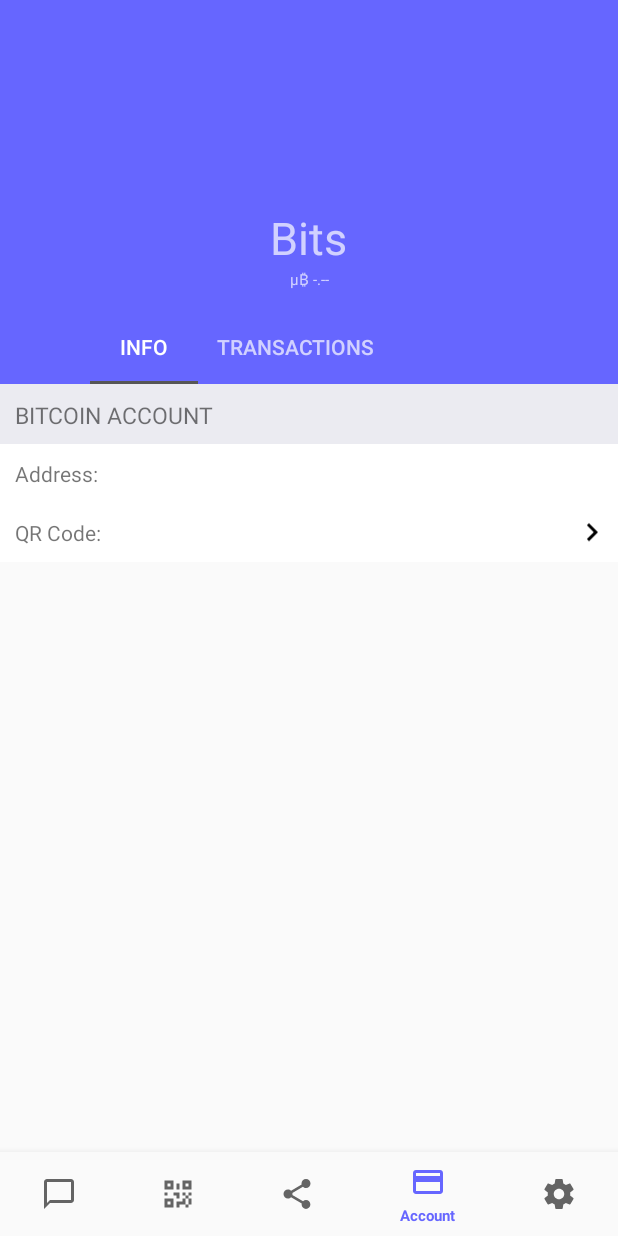
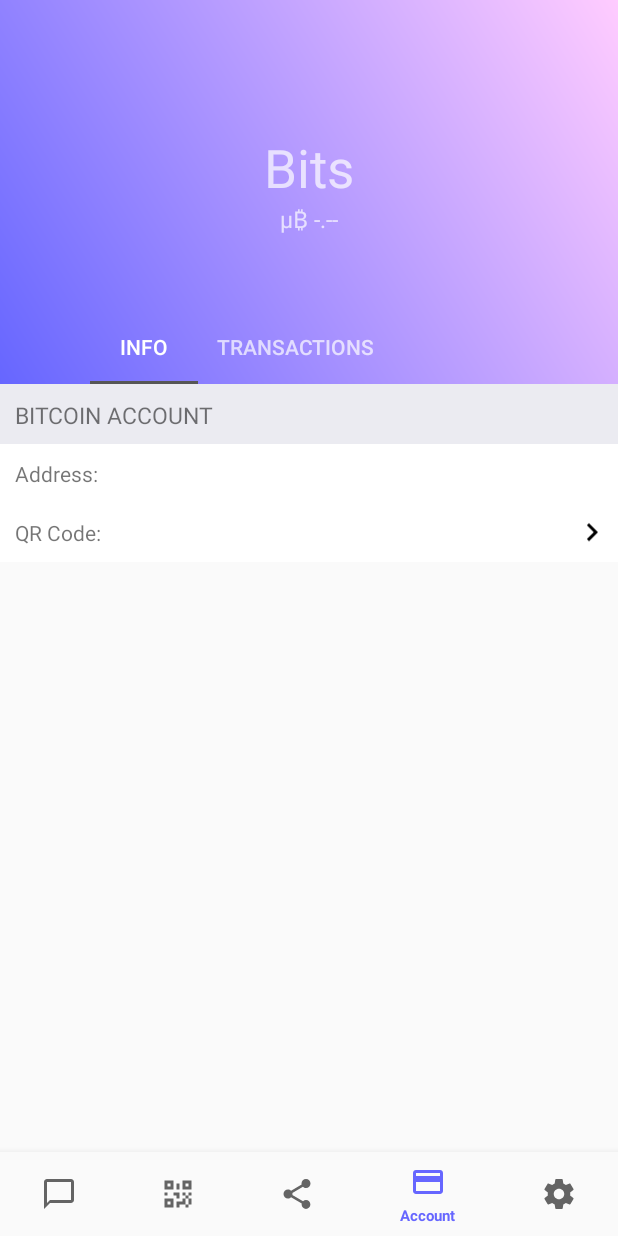
Before and after one commit to thepaypro/payproappAndroid, an Android app: the AccountFragment screen opened directly, with no data from a screen before it, on a phone screen of 412 x 824 dp. Run offline under Robolectric (Android 15) with nearby library versions, the phone set to English and light mode, and no system bars; our stand-ins replace Room's generated code; 2 statements that could not run were skipped.

Commit message:
gradient

```diff
--- a/app/src/main/AndroidManifest.xml
+++ b/app/src/main/AndroidManifest.xml
@@ -46,11 +46,6 @@
             android:name=".TabActivity"
             android:theme="@style/AppTheme.NoActionBar">
         </activity>
-        <activity
-            android:name=".ShowQRActivity"
-            android:parentActivityName=".TabActivity">
-        </activity>
-
     </application>
 
 </manifest>
--- a/app/src/main/java/app/paypro/payproapp/AccountInfoFragment.java
+++ b/app/src/main/java/app/paypro/payproapp/AccountInfoFragment.java
@@ -60,9 +60,6 @@
                 qrCodeFragment.setArguments(arguments);
 
                 getActivity().getSupportFragmentManager().beginTransaction().replace(R.id.frame_layout, qrCodeFragment).commit();
-
-
-
             }
 
         });
--- /dev/null
+++ b/app/src/main/res/drawable/gradient.xml
@@ -0,0 +1,9 @@
+<?xml version="1.0" encoding="utf-8"?>
+<shape xmlns:android="http://schemas.android.com/apk/res/android"
+    android:shape="rectangle">
+    <gradient
+        android:angle="45"
+        android:startColor="@color/pp_light_purple"
+        android:endColor="@color/pp_pink"
+        android:type="linear"/>
+</shape>
--- a/app/src/main/res/layout/account_info_tab.xml
+++ b/app/src/main/res/layout/account_info_tab.xml
@@ -1,4 +1,8 @@
 <?xml version="1.0" encoding="utf-8"?>
+<ScrollView xmlns:android="http://schemas.android.com/apk/res/android"
+    android:id="@+id/scroll"
+    android:layout_width="match_parent"
+    android:layout_height="match_parent">
 <LinearLayout
     xmlns:android="http://schemas.android.com/apk/res/android"
     xmlns:app="http://schemas.android.com/apk/res-auto"
@@ -55,7 +59,8 @@
             android:layout_height="wrap_content"
             android:background="@android:color/white"
             android:orientation="horizontal"
-            android:clickable="true">
+            android:clickable="true"
+            android:focusable="true">
 
 
             <TextView
@@ -85,3 +90,4 @@
     </LinearLayout>
 
 </LinearLayout>
+</ScrollView>
--- a/app/src/main/res/layout/account_tab.xml
+++ b/app/src/main/res/layout/account_tab.xml
@@ -11,46 +11,54 @@
 <android.support.design.widget.AppBarLayout
     android:id="@+id/appbar"
     android:layout_width="match_parent"
-    android:layout_height="256dp"
+    android:layout_height="wrap_content"
+    android:background="?attr/colorPrimary"
+    android:fitsSystemWindows="true"
     android:theme="@style/ThemeOverlay.AppCompat.Dark.ActionBar">
 
     <android.support.design.widget.CollapsingToolbarLayout
         android:id="@+id/collapsing_toolbar"
         android:layout_width="match_parent"
+        android:layout_height="256dp"
+        android:fitsSystemWindows="true"
+        app:contentScrim="?attr/colorPrimary"
+        app:layout_scrollFlags="scroll|exitUntilCollapsed|snap"
+        app:titleEnabled="false">
+
+        <ImageView
+            android:id="@+id/htab_header"
+            android:layout_width="match_parent"
             android:layout_height="match_parent"
-        app:layout_scrollFlags="scroll|exitUntilCollapsed">
+            android:background="@drawable/gradient"
+            android:fitsSystemWindows="true"
+            android:scaleType="centerCrop"
+            app:layout_collapseMode="parallax"/>
 
         <android.support.v7.widget.Toolbar
             android:id="@+id/toolbar"
             android:layout_width="match_parent"
-            android:layout_height="130dp"
-            android:background="?attr/colorPrimary"
+            android:layout_gravity="top"
+            android:layout_height="?attr/actionBarSize"
+            android:layout_marginBottom="110dp"
             app:popupTheme="@style/ThemeOverlay.AppCompat.Light"
-            app:layout_collapseMode="parallax"/>
-
-        <android.support.constraint.ConstraintLayout
-            android:id="@+id/toolbar_constraint_layout"
-            android:layout_width="match_parent"
-            android:layout_height="match_parent">
+            app:layout_collapseMode="pin"/>
 
         <LinearLayout
             android:layout_width="match_parent"
             android:layout_height="80dp"
             android:fitsSystemWindows="true"
-                android:gravity="center|center_vertical"
+            android:layout_gravity="center_vertical"
             android:orientation="vertical"
-                app:layout_collapseMode="pin"
-                app:layout_constraintEnd_toEndOf="parent"
-                app:layout_constraintHorizontal_bias="0.5"
-                app:layout_constraintStart_toStartOf="parent"
-                app:layout_constraintBottom_toTopOf="@+id/tabs">
+            app:layout_collapseMode="parallax"
+            android:scaleType="centerCrop">
 
             <TextView
                 android:id="@+id/currency_name"
                 android:layout_width="wrap_content"
                 android:layout_height="wrap_content"
+                android:layout_gravity="center"
                 android:text="@string/bits"
-                    android:textSize="30sp" />
+                android:textSize="35sp" />
 
             <TextView
                 android:id="@+id/currency_balance"
@@ -58,8 +66,7 @@
                 android:layout_height="wrap_content"
                 android:gravity="center"
                 android:text="@string/balance_empty"
-                    android:textSize="10sp"/>
-
+                android:textSize="15sp"/>
 
         </LinearLayout>
 
@@ -73,7 +80,6 @@
             app:tabContentStart="72dp"
             app:layout_constraintBottom_toBottomOf="@+id/toolbar_constraint_layout"/>
 
-        </android.support.constraint.ConstraintLayout>
 
     </android.support.design.widget.CollapsingToolbarLayout>
 
--- a/app/src/main/res/layout/activity_phone_number.xml
+++ b/app/src/main/res/layout/activity_phone_number.xml
@@ -116,14 +116,14 @@
                     android:layout_weight="1"
                     android:gravity="start"
                     android:text="+44"
-                    android:textColor="@color/pp_purple" />
+                    android:textColor="@color/pp_light_purple" />
 
                 <ImageView
                     android:id="@+id/findOnPageNextImageView"
                     android:layout_width="wrap_content"
                     android:layout_height="wrap_content"
                     android:layout_marginRight="7dp"
-                    android:tint="@color/pp_purple"
+                    android:tint="@color/pp_light_purple"
                     app:srcCompat="@drawable/ic_keyboard_arrow_down_black_24dp" />
 
             </LinearLayout>
--- a/app/src/main/res/values/colors.xml
+++ b/app/src/main/res/values/colors.xml
@@ -13,8 +13,11 @@
   <color name="bg_gray">#EBEBF1</color>
   <color name="bg_gray2">#FAFAFA</color>
 
-  <!--Other colors-->
-  <color name="pp_purple">#7271FF</color>
+  <!--PP colors-->
+  <color name="pp_dark_purple">#3D3D7A</color>
+  <color name="pp_light_purple">#6666FF</color>
+  <color name="pp_pink">#FFCCFF</color>
+  <color name="pp_green">#57FFB3</color>
 
   <!-- dots inactive colors -->
   <color name="dot_dark_slider">#ffffff</color>
```
Lines whose indentation alone changed are shown as unchanged.
